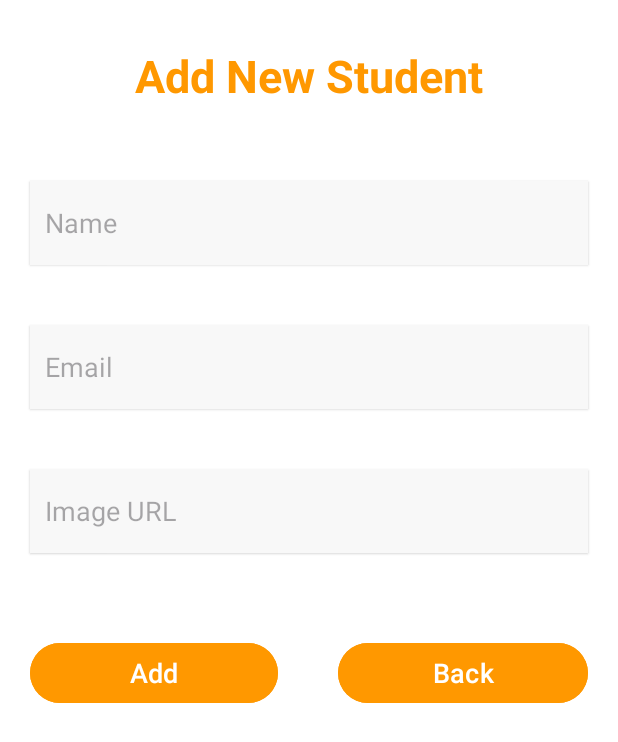
After one commit to RayenRk/Classroom, an Android app: the AddActivity screen opened directly, with no data from a screen before it, on a phone screen of 412 x 824 dp. The commit adds this screen. Shown: the top 742 px of the screen. Run offline under Robolectric (Android 15) with nearby library versions, the phone set to English and light mode, and no system bars; our stand-ins replace Firebase (no records; nobody signed in at launch, a user with empty details on screens opened directly).

Commit message:
Add students feature

```diff
--- /dev/null
+++ b/app/src/main/java/com/example/classroom/AddActivity.java
@@ -0,0 +1,94 @@
+package com.example.classroom;
+
+import android.content.Intent;
+import android.os.Bundle;
+import android.support.annotation.NonNull;
+import android.view.View;
+import android.widget.Button;
+import android.widget.EditText;
+import android.widget.Toast;
+
+import androidx.appcompat.app.AppCompatActivity;
+
+import com.google.android.gms.tasks.OnFailureListener;
+import com.google.android.gms.tasks.OnSuccessListener;
+import com.google.firebase.database.FirebaseDatabase;
+import com.google.firebase.ktx.Firebase;
+
+import java.util.HashMap;
+import java.util.Map;
+
+public class AddActivity extends AppCompatActivity {
+
+    EditText name, email, image;
+    Button addBtn,backBtn;
+
+    @Override
+    protected void onCreate(Bundle savedInstanceState) {
+        super.onCreate(savedInstanceState);
+        setContentView(R.layout.activity_add);
+
+        name = findViewById(R.id.name);
+        email = findViewById(R.id.email);
+        image = findViewById(R.id.image);
+        addBtn = findViewById(R.id.add);
+        backBtn = findViewById(R.id.back);
+
+        backBtn.setOnClickListener(new View.OnClickListener() {
+            @Override
+            public void onClick(View v) {
+                startActivity(new Intent(AddActivity.this, MainActivity.class));
+                finish();
+            }
+        });
+
+        addBtn.setOnClickListener(new View.OnClickListener() {
+            @Override
+            public void onClick(View v) {
+                // check if the fields are empty and use SetError to show the error, else call the dataInsert() and dataReset() methods
+                if (name.getText().toString().isEmpty() || email.getText().toString().isEmpty() || image.getText().toString().isEmpty()){
+                    if (name.getText().toString().isEmpty()){
+                        name.setError("Name cannot be empty");
+                    }
+                    if (email.getText().toString().isEmpty()){
+                        email.setError("Email cannot be empty");
+                    }
+                    if (image.getText().toString().isEmpty()){
+                        image.setError("Image cannot be empty");
+                    }
+                } else {
+                    dataInsert();
+                    dataReset();
+                }
+            }
+        });
+
+
+    }
+
+    private void dataInsert(){
+        Map<String, Object> map = new HashMap<>();
+        map.put("name", name.getText().toString());
+        map.put("email", email.getText().toString());
+        map.put("image", image.getText().toString());
+
+        FirebaseDatabase.getInstance().getReference().child("user").push()
+                .setValue(map).addOnSuccessListener(new OnSuccessListener<Void>() {
+            @Override
+            public void onSuccess(Void aVoid) {
+                Toast.makeText(AddActivity.this, "Data Inserted", Toast.LENGTH_SHORT).show();
+            }
+        }).addOnFailureListener(new OnFailureListener() {
+            @Override
+            public void onFailure(@NonNull Exception e) {
+                Toast.makeText(AddActivity.this, "Data Insertion Failed", Toast.LENGTH_SHORT).show();
+            }
+        });
+    }
+
+    private void dataReset(){
+        name.setText("");
+        email.setText("");
+        image.setText("");
+    }
+}
--- /dev/null
+++ b/app/src/main/res/drawable/baseline_add_24.xml
@@ -0,0 +1,5 @@
+<vector xmlns:android="http://schemas.android.com/apk/res/android" android:autoMirrored="true" android:height="32dp" android:tint="#FFFFFF" android:viewportHeight="24" android:viewportWidth="24" android:width="32dp">
+
+    <path android:fillColor="@android:color/white" android:pathData="M19,13h-6v6h-2v-6H5v-2h6V5h2v6h6v2z"/>
+
+</vector>
--- /dev/null
+++ b/app/src/main/res/layout/activity_add.xml
@@ -0,0 +1,88 @@
+<?xml version="1.0" encoding="utf-8"?>
+<LinearLayout xmlns:android="http://schemas.android.com/apk/res/android"
+    xmlns:app="http://schemas.android.com/apk/res-auto"
+    xmlns:tools="http://schemas.android.com/tools"
+    android:id="@+id/main"
+    android:layout_width="match_parent"
+    android:layout_height="match_parent"
+    android:orientation="vertical"
+    tools:context=".AddActivity"
+    android:background="@color/white">
+
+    <TextView
+        android:layout_width="wrap_content"
+        android:layout_height="wrap_content"
+        android:text="Add New Student"
+        android:textSize="30sp"
+        android:textStyle="bold"
+        android:layout_gravity="center"
+        android:layout_margin="30dp"
+        android:textColor="@color/orange"/>
+
+    <EditText
+        android:elevation="1dp"
+        android:height="56dp"
+        android:id="@+id/name"
+        android:layout_width="match_parent"
+        android:layout_height="wrap_content"
+        android:hint="Name"
+        android:layout_margin="20dp"
+        android:padding="10dp"
+        android:background="@color/grey"
+        android:textColor="@color/black"/>
+
+    <EditText
+        android:id="@+id/email"
+        android:height="56dp"
+        android:layout_width="match_parent"
+        android:layout_height="wrap_content"
+        android:layout_margin="20dp"
+        android:background="@color/grey"
+        android:elevation="1dp"
+        android:hint="Email"
+        android:padding="10dp"
+        android:textColor="@color/black" />
+
+    <EditText
+        android:elevation="1dp"
+        android:height="56dp"
+        android:layout_width="match_parent"
+        android:layout_height="wrap_content"
+        android:id="@+id/image"
+        android:hint="Image URL"
+        android:layout_margin="20dp"
+        android:padding="10dp"
+        android:background="@color/grey"
+        android:textColor="@color/black"/>
+
+    <LinearLayout
+        android:layout_marginTop="16dp"
+        android:layout_width="match_parent"
+        android:layout_height="wrap_content">
+
+        <Button
+            android:layout_width="wrap_content"
+            android:layout_height="wrap_content"
+            android:id="@+id/add"
+            android:text="Add"
+            android:textSize="18sp"
+            android:layout_margin="20dp"
+            android:layout_weight="1"
+            android:backgroundTint="@color/orange"
+            app:cornerRadius="20dp"/>
+
+        <Button
+            android:layout_width="wrap_content"
+            android:layout_height="wrap_content"
+            android:id="@+id/back"
+            android:text="Back"
+            android:textSize="18sp"
+            android:layout_margin="20dp"
+            android:layout_weight="1"
+            android:backgroundTint="@color/orange"
+            app:cornerRadius="20dp"/>
+    </LinearLayout>
+
+
+
+</LinearLayout>
```
Also changed, not shown: app/src/main/AndroidManifest.xml (+5 -6 lines), app/src/main/java/com/example/classroom/MainActivity.java (+13 -0 lines), app/src/main/res/layout/activity_main.xml (+13 -1 lines).
